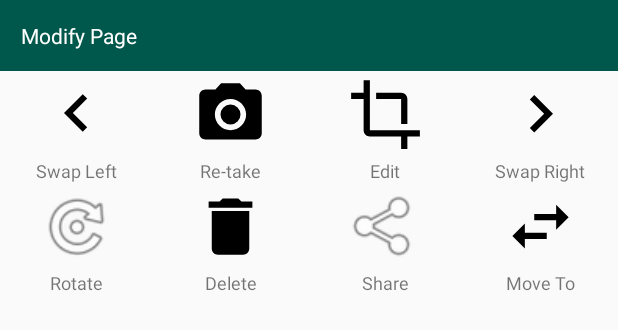
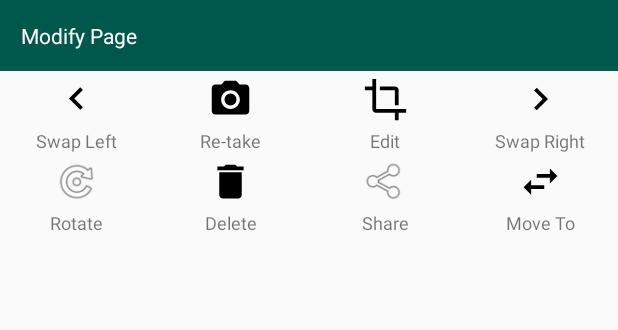
Before and after one commit to ravil1234/CamScan, an Android app: the layout fragment_in_doc_page_settings.xml on its own in the app's theme, with its tools: preview values and no code run, on a phone screen of 412 x 824 dp. Shown: the top 330 px of the screen. Run offline under Robolectric (Android 15) with nearby library versions, the phone set to English and light mode, and no system bars.

Commit message:
before box changed

```diff
--- a/app/build.gradle
+++ b/app/build.gradle
@@ -65,4 +65,6 @@ dependencies {
 
     implementation "androidx.room:room-runtime:$room_version"
     annotationProcessor "androidx.room:room-compiler:$room_version"
+
+    implementation 'com.google.code.gson:gson:2.8.6'
 }
--- a/app/src/main/AndroidManifest.xml
+++ b/app/src/main/AndroidManifest.xml
@@ -12,7 +12,6 @@
         android:supportsRtl="true"
         android:theme="@style/AppTheme">
         <activity android:name=".Activities.InDocRecyclerActivity"></activity>
-        <activity android:name=".Activities.InDocActivity" />
         <activity android:name=".Activities.FilterActivity" />
         <activity android:name=".Activities.BoxActivity" />
         <activity android:name=".Activities.CamActivity" />
--- a/app/src/main/res/layout/fragment_in_doc_page_settings.xml
+++ b/app/src/main/res/layout/fragment_in_doc_page_settings.xml
@@ -26,8 +26,8 @@
             android:onClick="onSwapLeftClicked"
         >
         <ImageView
-            android:layout_width="50dp"
-            android:layout_height="50dp"
+            android:layout_width="30dp"
+            android:layout_height="30dp"
             android:src="@drawable/ic_keyboard_arrow_left_black_24dp"
             android:layout_margin="4dp"
             android:layout_gravity="center_horizontal"
@@ -50,8 +50,8 @@
             android:onClick="onRetakeClicked"
             >
             <ImageView
-                android:layout_width="50dp"
-                android:layout_height="50dp"
+                android:layout_width="30dp"
+                android:layout_height="30dp"
                 android:src="@drawable/ic_camera_alt_black_24dp"
                 android:layout_margin="4dp"
                 android:layout_gravity="center_horizontal"
@@ -74,8 +74,8 @@
             android:onClick="onEditClicked"
             >
             <ImageView
-                android:layout_width="50dp"
-                android:layout_height="50dp"
+                android:layout_width="30dp"
+                android:layout_height="30dp"
                 android:src="@drawable/ic_crop_black_24dp"
                 android:layout_margin="4dp"
                 android:layout_gravity="center_horizontal"
@@ -98,8 +98,8 @@
             android:onClick="onSwapRightClicked"
             >
             <ImageView
-                android:layout_width="50dp"
-                android:layout_height="50dp"
+                android:layout_width="30dp"
+                android:layout_height="30dp"
                 android:src="@drawable/ic_keyboard_arrow_right_black_24dp"
                 android:layout_margin="4dp"
                 android:layout_gravity="center_horizontal"
@@ -129,8 +129,8 @@
             android:onClick="onRotateClicked"
             >
             <ImageView
-                android:layout_width="50dp"
-                android:layout_height="50dp"
+                android:layout_width="30dp"
+                android:layout_height="30dp"
                 android:src="@android:drawable/ic_menu_rotate"
                 android:layout_margin="4dp"
                 android:layout_gravity="center_horizontal"
@@ -153,8 +153,8 @@
             android:onClick="onDeleteClicked"
             >
             <ImageView
-                android:layout_width="50dp"
-                android:layout_height="50dp"
+                android:layout_width="30dp"
+                android:layout_height="30dp"
                 android:src="@drawable/ic_delete_black_24dp"
                 android:layout_margin="4dp"
                 android:layout_gravity="center_horizontal"
@@ -177,8 +177,8 @@
             android:onClick="onShareClicked"
             >
             <ImageView
-                android:layout_width="50dp"
-                android:layout_height="50dp"
+                android:layout_width="30dp"
+                android:layout_height="30dp"
                 android:src="@android:drawable/ic_menu_share"
                 android:layout_margin="4dp"
                 android:layout_gravity="center_horizontal"
@@ -201,8 +201,8 @@
             android:onClick="onMoveClicked"
             >
             <ImageView
-                android:layout_width="50dp"
-                android:layout_height="50dp"
+                android:layout_width="30dp"
+                android:layout_height="30dp"
                 android:src="@drawable/ic_swap_horiz_black_24dp"
                 android:layout_margin="4dp"
                 android:layout_gravity="center_horizontal"
```
Also changed, not shown: app/src/main/java/com/example/camscan/Activities/InDocActivity.java (deleted, +0 -19 lines), app/src/main/java/com/example/camscan/Activities/InDocRecyclerActivity.java (+11 -17 lines), app/src/main/res/layout/activity_in_doc.xml (deleted, +0 -18 lines), app/src/main/res/layout/item_box_recycler.xml (added, +27 -0 lines).
